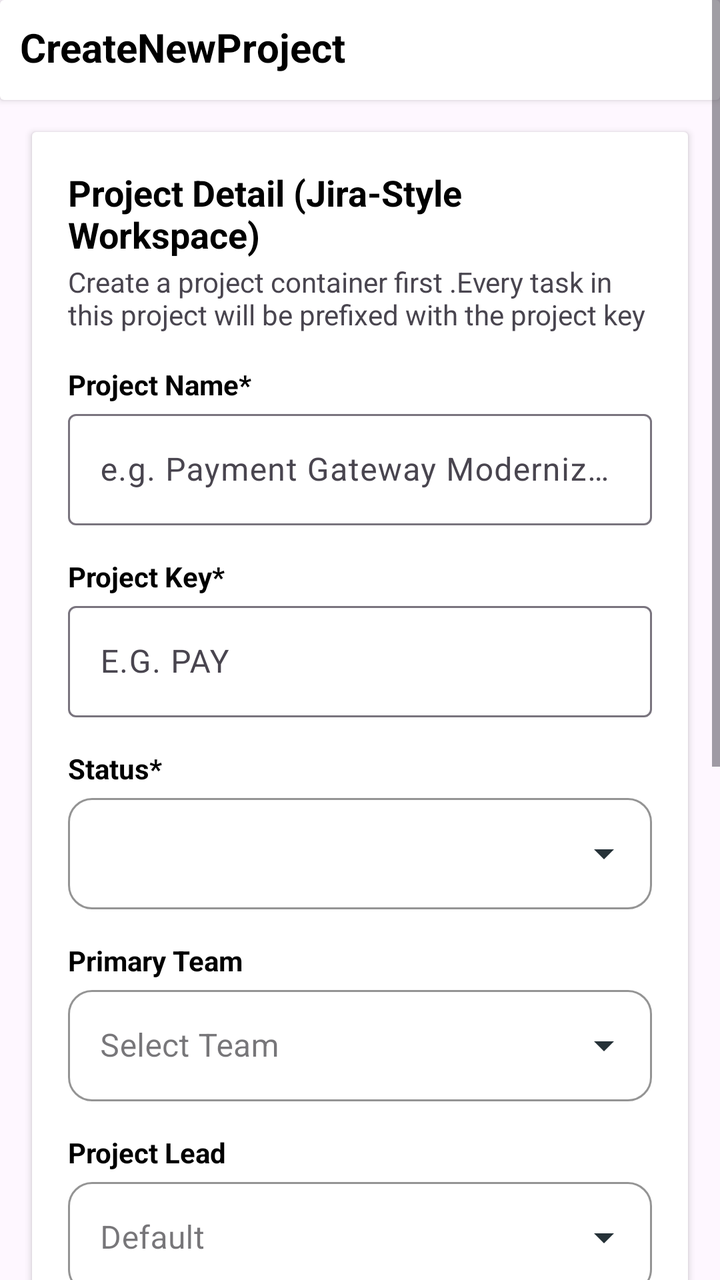
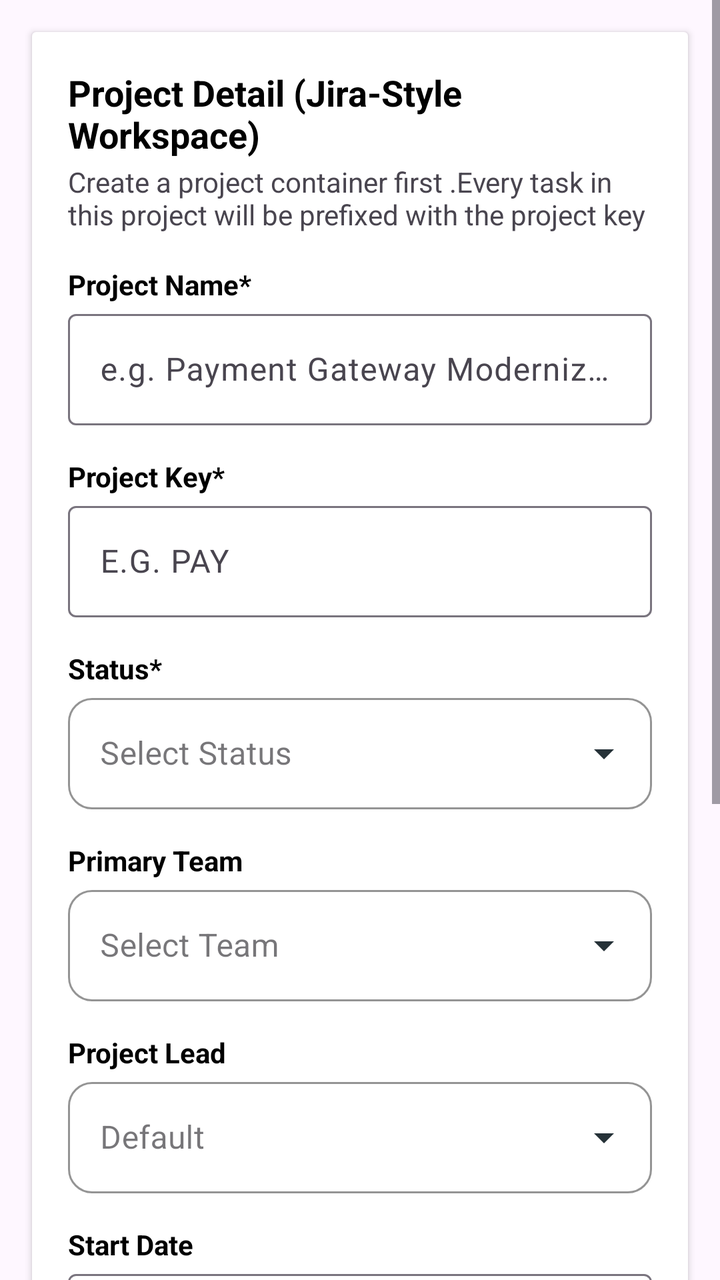

Two renders of the same Android screen: before a commit and after it. Below are the layout's source before the change and the commit's diff.
<!-- AndroidManifest.xml: application theme Theme.TaskManagement -->
<!-- res/layout/fragment_add_project.xml -->
<?xml version="1.0" encoding="utf-8"?>
<layout xmlns:android="http://schemas.android.com/apk/res/android"
    xmlns:tools="http://schemas.android.com/tools"
    xmlns:app="http://schemas.android.com/apk/res-auto">

    <data>

    </data>
    <androidx.core.widget.NestedScrollView
        android:layout_width="match_parent"
        android:layout_height="match_parent"
        android:fillViewport="true"
        android:clipToPadding="false"
        android:scrollbars="vertical">
        <LinearLayout
            android:layout_width="match_parent"
            android:layout_height="wrap_content"
            tools:context=".AddProjectFragment"
            android:orientation="vertical">
            <androidx.cardview.widget.CardView
                android:layout_width="match_parent"
                android:layout_height="50dp"

                >
                <LinearLayout
                    android:layout_width="match_parent"
                    android:layout_height="wrap_content"
                    android:layout_margin="10dp">
                    <TextView
                        android:textColor="@color/black"
                        android:text="CreateNewProject"
                        android:textStyle="bold"
                        android:textSize="20dp"
                        android:layout_width="match_parent"
                        android:layout_height="wrap_content"/>
                </LinearLayout>
            </androidx.cardview.widget.CardView>
            <androidx.cardview.widget.CardView
                android:layout_width="match_parent"
                android:layout_height="wrap_content"
                android:layout_margin="16dp">
                <LinearLayout
                    android:layout_width="match_parent"
                    android:layout_height="wrap_content"
                    android:layout_margin="18dp"
                    android:orientation="vertical">
                    <TextView
                        android:text="Project Detail (Jira-Style Workspace)"
                        android:textStyle="bold"
                        android:textColor="@color/black"
                        android:textSize="18dp"
                        android:layout_width="match_parent"
                        android:layout_height="wrap_content"/>
                    <TextView
                        android:layout_marginTop="2dp"
                        android:layout_width="match_parent"
                        android:layout_height="wrap_content"
                        android:text="Create a project container first .Every task in this project will be prefixed with the project key "/>

                    <TextView
                        android:layout_marginTop="16dp"
                        android:textStyle="bold"
                        android:text="Project Name*"
                        android:textColor="@color/black"
                        android:layout_width="match_parent"
                        android:layout_height="wrap_content"/>
                    <com.google.android.material.textfield.TextInputLayout
                        style="@style/Widget.Material3.TextInputLayout.OutlinedBox"
                        android:layout_width="match_parent"
                        android:layout_height="wrap_content"

                        android:hint="e.g. Payment Gateway Modernization">

                        <com.google.android.material.textfield.TextInputEditText
                            android:id="@+id/name"
                            android:layout_width="match_parent"
                            android:layout_height="wrap_content"
                            />

                    </com.google.android.material.textfield.TextInputLayout>
                    <TextView
                        android:layout_marginTop="16dp"
                        android:textStyle="bold"
                        android:text="Project Key*"
                        android:textColor="@color/black"
                        android:layout_width="match_parent"
                        android:layout_height="wrap_content"/>
                    <com.google.android.material.textfield.TextInputLayout
                        style="@style/Widget.Material3.TextInputLayout.OutlinedBox"
                        android:layout_width="match_parent"
                        android:layout_height="wrap_content"

                        android:hint="E.G. PAY">

                        <com.google.android.material.textfield.TextInputEditText
                            android:id="@+id/key"
                            android:layout_width="match_parent"
                            android:layout_height="wrap_content"
                            />

                    </com.google.android.material.textfield.TextInputLayout>
                    <LinearLayout
                        android:layout_width="match_parent"
                        android:layout_height="wrap_content"
                        android:id="@+id/loader"
                        android:visibility="gone"
                        android:orientation="vertical">
                        <ProgressBar
                            android:layout_width="match_parent"
                            android:layout_height="wrap_content"/>
                        <TextView
                            android:layout_width="match_parent"
                            android:layout_height="wrap_content"
                            android:text="Loading..."
                            android:gravity="center"/>
                    </LinearLayout>
                    <TextView
                        android:layout_marginTop="16dp"
                        android:textStyle="bold"
                        android:text="Status*"
                        android:textColor="@color/black"
                        android:layout_width="match_parent"
                        android:layout_height="wrap_content"/>
                    <com.google.android.material.textfield.TextInputLayout
                        android:id="@+id/statusLayout"
                        style="@style/Widget.MaterialComponents.TextInputLayout.OutlinedBox.ExposedDropdownMenu"
                        android:layout_width="match_parent"
                        android:layout_height="wrap_content"
                        app:boxCornerRadiusTopStart="12dp"
                        app:boxCornerRadiusTopEnd="12dp"
                        app:boxCornerRadiusBottomStart="12dp"
                        app:boxCornerRadiusBottomEnd="12dp"
                        app:boxStrokeColor="#6750FF"
                        app:boxStrokeWidth="1dp"
                        app:boxStrokeWidthFocused="2dp"
                        app:endIconTint="#263238">

                        <com.google.android.material.textfield.MaterialAutoCompleteTextView
                            android:id="@+id/statusSpinner"
                            android:layout_width="match_parent"
                            android:layout_height="wrap_content"
                            android:inputType="none"
                            android:textSize="16sp"
                            android:dropDownHeight="wrap_content"/>

                    </com.google.android.material.textfield.TextInputLayout>
                    <TextView
                        android:layout_marginTop="16dp"
                        android:textStyle="bold"
                        android:text="Primary Team"
                        android:textColor="@color/black"
                        android:layout_width="match_parent"
                        android:layout_height="wrap_content"/>
                    <com.google.android.material.textfield.TextInputLayout
                        android:id="@+id/teamLayout"
                        style="@style/Widget.MaterialComponents.TextInputLayout.OutlinedBox.ExposedDropdownMenu"
                        android:layout_width="match_parent"
                        android:layout_height="wrap_content"
                        app:boxCornerRadiusTopStart="12dp"
                        app:boxCornerRadiusTopEnd="12dp"
                        app:boxCornerRadiusBottomStart="12dp"
                        app:boxCornerRadiusBottomEnd="12dp"
                        app:boxStrokeColor="#6750FF"
                        app:boxStrokeWidth="1dp"
                        app:boxStrokeWidthFocused="2dp"
                        app:endIconTint="#263238">

                        <com.google.android.material.textfield.MaterialAutoCompleteTextView
                            android:id="@+id/teamSpinner"
                            android:layout_width="match_parent"
                            android:layout_height="wrap_content"
                            android:inputType="none"
                            android:hint="Select Team"
                            android:textSize="16sp"
                            android:dropDownHeight="wrap_content"/>

                    </com.google.android.material.textfield.TextInputLayout>
                    <TextView
                        android:layout_marginTop="16dp"
                        android:textStyle="bold"
                        android:text="Project Lead"
                        android:textColor="@color/black"
                        android:layout_width="match_parent"
                        android:layout_height="wrap_content"/>
                    <com.google.android.material.textfield.TextInputLayout
                        android:id="@+id/projectLayout"
                        style="@style/Widget.MaterialComponents.TextInputLayout.OutlinedBox.ExposedDropdownMenu"
                        android:layout_width="match_parent"
                        android:layout_height="wrap_content"
                        app:boxCornerRadiusTopStart="12dp"
                        app:boxCornerRadiusTopEnd="12dp"
                        app:boxCornerRadiusBottomStart="12dp"
                        app:boxCornerRadiusBottomEnd="12dp"
                        app:boxStrokeColor="#6750FF"
                        app:boxStrokeWidth="1dp"
                        app:boxStrokeWidthFocused="2dp"
                        app:endIconTint="#263238">

                        <com.google.android.material.textfield.MaterialAutoCompleteTextView
                            android:id="@+id/projectSpinner"
                            android:layout_width="match_parent"
                            android:layout_height="wrap_content"
                            android:inputType="none"
android:hint="Default"
                            android:textSize="16sp"
                            android:dropDownHeight="wrap_content"/>

                    </com.google.android.material.textfield.TextInputLayout>
                    <TextView
                        android:layout_marginTop="16dp"
                        android:textStyle="bold"
                        android:text="Start Date"
                        android:textColor="@color/black"
                        android:layout_width="match_parent"
                        android:layout_height="wrap_content"/>

                    <com.google.android.material.textfield.TextInputLayout
                        style="@style/Widget.Material3.TextInputLayout.OutlinedBox"
                        android:layout_width="match_parent"
                        android:layout_height="wrap_content"
                        android:hint="dd/mm/yyyy"
                       >

                        <com.google.android.material.textfield.TextInputEditText
                            android:id="@+id/startDate"

                            android:layout_width="match_parent"
                            android:layout_height="wrap_content"
                            android:drawableEnd="@drawable/outline_calendar_month_24"
                            />

                    </com.google.android.material.textfield.TextInputLayout>
                    <TextView
                        android:layout_marginTop="16dp"
                        android:textStyle="bold"
                        android:text="Completion Date"
                        android:textColor="@color/black"
                        android:layout_width="match_parent"
                        android:layout_height="wrap_content"/>
                    <com.google.android.material.textfield.TextInputLayout
                        style="@style/Widget.Material3.TextInputLayout.OutlinedBox"
                        android:layout_width="match_parent"
                        android:layout_height="wrap_content"

                        android:hint="dd/mm/yyyy">

                        <com.google.android.material.textfield.TextInputEditText
                            android:id="@+id/endDate"
                            android:layout_width="match_parent"
                            android:layout_height="wrap_content"
                            android:drawableEnd="@drawable/outline_calendar_month_24"
                            />

                    </com.google.android.material.textfield.TextInputLayout>
                    <com.example.taskmanagement.CustomUserView
                        android:id="@+id/customteam"
                        android:layout_width="match_parent"
                        android:layout_height="wrap_content"/>
                    <TextView
                        android:layout_marginTop="16dp"
                        android:textStyle="bold"
                        android:text="PROJECT SCOP &amp; OBJECTIVE"
                        android:textColor="@color/black"
                        android:layout_width="match_parent"
                        android:layout_height="wrap_content"/>
                    <com.google.android.material.textfield.TextInputLayout
                        style="@style/Widget.Material3.TextInputLayout.OutlinedBox"
                        android:layout_width="match_parent"
                        android:layout_height="wrap_content"

                        android:hint="Describe the project goals,milstones, and deliverable">

                        <com.google.android.material.textfield.TextInputEditText
                            android:id="@+id/discrpt"
                            android:layout_width="match_parent"
                            android:layout_height="wrap_content"
                            android:gravity="top|start"
                            />

                    </com.google.android.material.textfield.TextInputLayout>
                    <Button
                        android:text="Create"
                        android:id="@+id/saveBtn"
                        android:textColor="@color/white"
                        android:backgroundTint="@color/darknavey"
                        android:layout_margin="6dp"
                        android:layout_gravity="center"
                        android:layout_width="wrap_content"
                        android:layout_height="wrap_content"/>
                </LinearLayout>
            </androidx.cardview.widget.CardView>

        </LinearLayout>
    </androidx.core.widget.NestedScrollView>


</layout>
<!-- resources referenced by this layout -->
<resources>
  <color name="black">#FF000000</color>
  <color name="darknavey">#1E3A5F</color>
  <color name="white">#FFFFFFFF</color>
  <!-- drawable outline_calendar_month_24 (drawable) -->
  <vector xmlns:android="http://schemas.android.com/apk/res/android" android:height="24dp" android:tint="#000000" android:viewportHeight="960" android:viewportWidth="960" android:width="24dp">
        
      <path android:fillColor="@android:color/white" android:pathData="M200,880Q167,880 143.5,856.5Q120,833 120,800L120,240Q120,207 143.5,183.5Q167,160 200,160L240,160L240,80L320,80L320,160L640,160L640,80L720,80L720,160L760,160Q793,160 816.5,183.5Q840,207 840,240L840,800Q840,833 816.5,856.5Q793,880 760,880L200,880ZM200,800L760,800Q760,800 760,800Q760,800 760,800L760,400L200,400L200,800Q200,800 200,800Q200,800 200,800ZM200,320L760,320L760,240Q760,240 760,240Q760,240 760,240L200,240Q200,240 200,240Q200,240 200,240L200,320ZM200,320L200,240Q200,240 200,240Q200,240 200,240L200,240Q200,240 200,240Q200,240 200,240L200,320ZM480,560Q463,560 451.5,548.5Q440,537 440,520Q440,503 451.5,491.5Q463,480 480,480Q497,480 508.5,491.5Q520,503 520,520Q520,537 508.5,548.5Q497,560 480,560ZM291.5,548.5Q280,537 280,520Q280,503 291.5,491.5Q303,480 320,480Q337,480 348.5,491.5Q360,503 360,520Q360,537 348.5,548.5Q337,560 320,560Q303,560 291.5,548.5ZM640,560Q623,560 611.5,548.5Q600,537 600,520Q600,503 611.5,491.5Q623,480 640,480Q657,480 668.5,491.5Q680,503 680,520Q680,537 668.5,548.5Q657,560 640,560ZM480,720Q463,720 451.5,708.5Q440,697 440,680Q440,663 451.5,651.5Q463,640 480,640Q497,640 508.5,651.5Q520,663 520,680Q520,697 508.5,708.5Q497,720 480,720ZM291.5,708.5Q280,697 280,680Q280,663 291.5,651.5Q303,640 320,640Q337,640 348.5,651.5Q360,663 360,680Q360,697 348.5,708.5Q337,720 320,720Q303,720 291.5,708.5ZM640,720Q623,720 611.5,708.5Q600,697 600,680Q600,663 611.5,651.5Q623,640 640,640Q657,640 668.5,651.5Q680,663 680,680Q680,697 668.5,708.5Q657,720 640,720Z"/>
      
  </vector>
  <style name="Theme.TaskManagement" parent="Base.Theme.TaskManagement" />
  <style name="Base.Theme.TaskManagement" parent="Theme.Material3.DayNight.NoActionBar">
          
          
      </style>
</resources>

<!-- the commit's change to res/layout/fragment_add_project.xml (unified diff, before → after) -->
@@ -17,24 +17,7 @@
             android:layout_height="wrap_content"
             tools:context=".AddProjectFragment"
             android:orientation="vertical">
-            <androidx.cardview.widget.CardView
-                android:layout_width="match_parent"
-                android:layout_height="50dp"
-
-                >
-                <LinearLayout
-                    android:layout_width="match_parent"
-                    android:layout_height="wrap_content"
-                    android:layout_margin="10dp">
-                    <TextView
-                        android:textColor="@color/black"
-                        android:text="CreateNewProject"
-                        android:textStyle="bold"
-                        android:textSize="20dp"
-                        android:layout_width="match_parent"
-                        android:layout_height="wrap_content"/>
-                </LinearLayout>
-            </androidx.cardview.widget.CardView>
+
             <androidx.cardview.widget.CardView
                 android:layout_width="match_parent"
                 android:layout_height="wrap_content"
@@ -140,8 +123,24 @@
                             android:layout_width="match_parent"
                             android:layout_height="wrap_content"
                             android:inputType="none"
+                            android:hint="Select Status"
                             android:textSize="16sp"
                             android:dropDownHeight="wrap_content"/>
+                        <LinearLayout
+                            android:id="@+id/projectLoader"
+                            android:visibility="gone"
+                            android:layout_width="match_parent"
+                            android:layout_height="wrap_content"
+                            android:orientation="vertical">
+                            <ProgressBar
+                                android:layout_width="match_parent"
+                                android:layout_height="wrap_content"/>
+                            <TextView
+                                android:text="Loading.."
+                                android:gravity="center"
+                                android:layout_width="match_parent"
+                                android:layout_height="wrap_content"/>
+                        </LinearLayout>
 
                     </com.google.android.material.textfield.TextInputLayout>
                     <TextView
